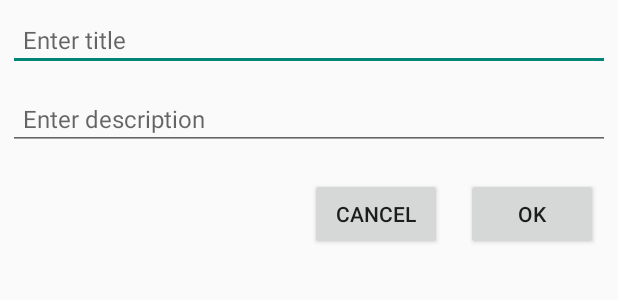
After one commit to crpoudyal/sagarmathaApp, an Android app: the layout custom_dialog.xml on its own in the app's theme, with its tools: preview values and no code run, on a phone screen of 412 x 824 dp. The commit adds this screen. Shown: the top 300 px of the screen. Run offline under Robolectric (Android 15) with nearby library versions, the phone set to English and light mode, and no system bars.

Commit message:
custom dialog in android

```diff
--- /dev/null
+++ b/app/src/main/res/layout/custom_dialog.xml
@@ -0,0 +1,50 @@
+<?xml version="1.0" encoding="utf-8"?>
+<LinearLayout xmlns:android="http://schemas.android.com/apk/res/android"
+    android:orientation="vertical"
+    android:layout_width="match_parent"
+    android:layout_height="wrap_content">
+
+    <EditText
+        android:id="@+id/edt_title"
+        android:layout_width="match_parent"
+        android:layout_height="wrap_content"
+        android:layout_margin="5dp"
+        android:hint="@string/enter_title"
+        android:lines="1"
+        android:padding="10dp"
+        android:textSize="16sp"
+        />
+    <EditText
+        android:id="@+id/edt_description"
+        android:layout_width="match_parent"
+        android:layout_height="wrap_content"
+        android:layout_margin="5dp"
+        android:hint="@string/enter_description"
+        android:lines="1"
+        android:padding="10dp"
+        android:textSize="16sp"
+        />
+    <LinearLayout
+        android:layout_width="match_parent"
+        android:layout_height="wrap_content"
+        android:gravity="end"
+        android:layout_margin="5dp"
+        android:orientation="horizontal">
+        <Button
+            android:id="@+id/btn_cancel"
+            android:layout_width="wrap_content"
+            android:layout_height="wrap_content"
+            android:layout_margin="8dp"
+            android:text="@string/cancel" />
+        <Button
+            android:id="@+id/btn_ok"
+            android:layout_width="wrap_content"
+            android:layout_height="wrap_content"
+            android:layout_margin="8dp"
+            android:text="@string/ok" />
+
+    </LinearLayout>
+
+
+
+</LinearLayout>
--- a/app/src/main/res/values/strings.xml
+++ b/app/src/main/res/values/strings.xml
@@ -1,3 +1,12 @@
 <resources>
     <string name="app_name">Sagarmatha</string>
+    <string name="cancel">Cancel</string>
+    <string name="ok">ok</string>
+    <string name="enter_description">Enter description</string>
+    <string name="enter_title">Enter title</string>
+    <array name="dialog_item">
+        <item>One</item>
+        <item>Two</item>
+        <item>Three</item>
+    </array>
 </resources>
```
Also changed, not shown: app/src/main/java/com/example/sagarmatha/ListExampleActivity.java (+128 -30 lines).
